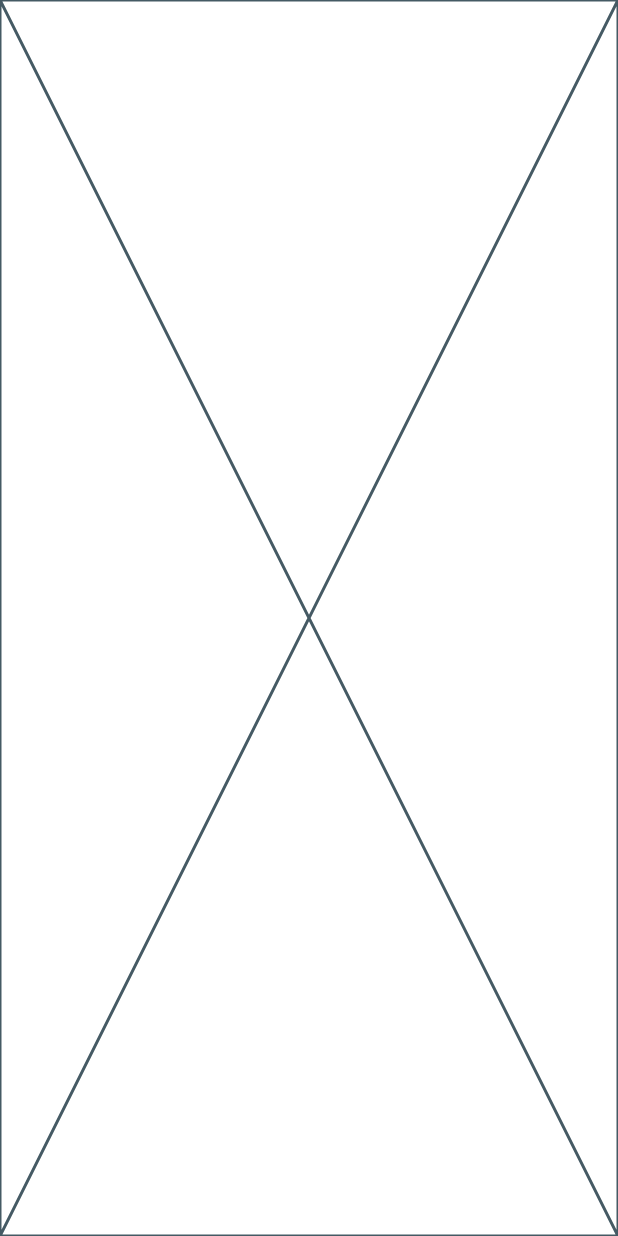
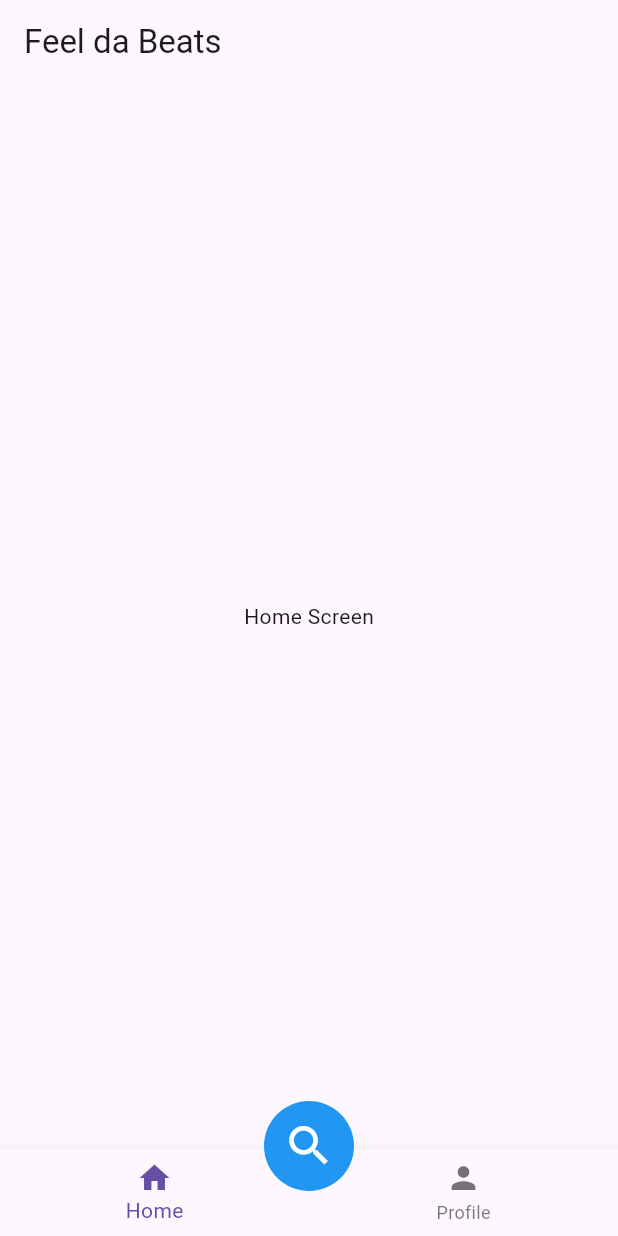
Before and after one commit to Stillante-Peruro/Feel-da-Beats, a Flutter app: the screen it shows after launch, on a phone screen of 412 x 824 dp. Run offline on Flutter 3.47's test engine with Material 3 defaults, Android fonts, the light colour scheme and no system bars.

Commit message:
bikin home page

```diff
--- a/lib/main.dart
+++ b/lib/main.dart
@@ -5,27 +5,235 @@
 }
 
 class MyApp extends StatelessWidget {
-  const MyApp({super.key});
+  const MyApp({Key? key}) : super(key: key);
 
-  // This widget is the root of your application.
   @override
   Widget build(BuildContext context) {
     return MaterialApp(
       title: 'Feel da Beats',
       theme: ThemeData(
-        colorScheme: ColorScheme.fromSeed(seedColor: Colors.deepPurple),
-        useMaterial3: true,
+        primarySwatch: Colors.cyan,
       ),
       home: const MyHomePage(),
     );
   }
 }
 
-class MyHomePage extends StatelessWidget {
-  const MyHomePage({super.key});
+class MyHomePage extends StatefulWidget {
+  const MyHomePage({Key? key}) : super(key: key);
+
+  @override
+  State<MyHomePage> createState() => _MyHomePageState();
+}
+
+class _MyHomePageState extends State<MyHomePage> {
+  int _currentIndex = 0;
+  bool _isSearchActive = false;
 
   @override
   Widget build(BuildContext context) {
-    return const Placeholder();
+    return Scaffold(
+      appBar: AppBar(
+        title: Text('Feel da Beats'),
+      ),
+      body: _getTabContent(_currentIndex),
+      bottomNavigationBar: BottomNavigationBar(
+        currentIndex: _currentIndex,
+        onTap: _onTabTapped,
+        items: [
+          BottomNavigationBarItem(icon: Icon(Icons.home), label: 'Home'),
+          BottomNavigationBarItem(icon: Icon(Icons.person), label: 'Profile'),
+        ],
+      ),
+      floatingActionButton: Stack(
+        children: [
+          if (_isSearchActive) _buildSearchIcons(),
+          _buildSearchButton(),
+        ],
+      ),
+      floatingActionButtonLocation: FloatingActionButtonLocation.centerDocked,
+    );
+  }
+
+  Widget _getTabContent(int index) {
+    switch (index) {
+      case 0:
+        return HomeScreen(); // Widget untuk konten halaman Home
+      case 1:
+        return ProfileScreen(); // Widget untuk konten halaman Profile
+      default:
+        return Container(); // Atau widget default jika indeks tidak ditemukan
+    }
+  }
+
+  Widget _buildSearchButton() {
+    return Positioned(
+      bottom: 30,
+      left: 0,
+      right: 0,
+      child: GestureDetector(
+        onTap: () {
+          setState(() {
+            _isSearchActive = !_isSearchActive;
+          });
+        },
+        child: Container(
+          height: 60,
+          width: 60,
+          decoration: BoxDecoration(
+            shape: BoxShape.circle,
+            color: Colors.blue,
+          ),
+          child: Center(
+            child: Icon(
+              Icons.search,
+              color: Colors.white,
+              size: 35,
+            ),
+          ),
+        ),
+      ),
+    );
+  }
+
+  Widget _buildSearchIcons() {
+    return AnimatedPositioned(
+      duration: const Duration(milliseconds: 6000),
+      curve: Curves.easeInOut,
+      bottom: _isSearchActive ? 80 : 0,
+      left: 0,
+      right: 0,
+      child: Container(
+        height: 100,
+        width: 100,
+        child: Row(
+          mainAxisAlignment: MainAxisAlignment.spaceEvenly,
+          children: [
+            Container(
+              height: 50,
+              width: 50,
+              decoration: BoxDecoration(
+                shape: BoxShape.circle,
+                color: Colors.cyan,
+              ),
+              child: IconButton(
+                icon: Icon(Icons.search, color: Colors.white),
+                onPressed: () {
+                  // Handle action for search icon
+                  Navigator.push(
+                    context,
+                    MaterialPageRoute(builder: (context) => SearchPage()),
+                  );
+                },
+              ),
+            ),
+            Container(
+              height: 50,
+              width: 50,
+              decoration: BoxDecoration(
+                shape: BoxShape.circle,
+                color: Colors.cyan,
+              ),
+              child: IconButton(
+                icon: Icon(Icons.emoji_emotions, color: Colors.white),
+                onPressed: () {
+                  // Handle action for search icon
+                  Navigator.push(
+                    context,
+                    MaterialPageRoute(builder: (context) => EmojiPage()),
+                  );
+                },
+              ),
+            ),
+            Container(
+              height: 50,
+              width: 50,
+              decoration: BoxDecoration(
+                shape: BoxShape.circle,
+                color: Colors.cyan,
+              ),
+              child: IconButton(
+                icon: Icon(Icons.music_note, color: Colors.white),
+                onPressed: () {
+                  // Handle action for search icon
+                  Navigator.push(
+                    context,
+                    MaterialPageRoute(builder: (context) => MusicPage()),
+                  );
+                },
+              ),
+            ),
+          ],
+        ),
+      ),
+    );
+  }
+
+  void _onTabTapped(int index) {
+    setState(() {
+      _currentIndex = index; // Update indeks saat tab lainnya dipilih
+      _isSearchActive =
+          false; // Nonaktifkan ikon tambahan saat tab lainnya dipilih
+    });
   }
 }
+
+class HomeScreen extends StatelessWidget {
+  @override
+  Widget build(BuildContext context) {
+    return Center(
+      child: Text('Home Screen'),
+    );
+  }
+}
+
+class ProfileScreen extends StatelessWidget {
+  @override
+  Widget build(BuildContext context) {
+    return Center(
+      child: Text('Profile Screen'),
+    );
+  }
+}
+
+class SearchPage extends StatelessWidget {
+  @override
+  Widget build(BuildContext context) {
+    return Scaffold(
+      appBar: AppBar(
+        title: Text('Search Page'),
+      ),
+      body: Center(
+        child: Text('Search Page'),
+      ),
+    );
+  }
+}
+
+class EmojiPage extends StatelessWidget {
+  @override
+  Widget build(BuildContext context) {
+    return Scaffold(
+      appBar: AppBar(
+        title: Text('Emoji Page'),
+      ),
+      body: Center(
+        child: Text('Emoji Page'),
+      ),
+    );
+  }
+}
+
+class MusicPage extends StatelessWidget {
+  @override
+  Widget build(BuildContext context) {
+    return Scaffold(
+      appBar: AppBar(
+        title: Text('Music Page'),
+      ),
+      body: Center(
+        child: Text('Music Page'),
+      ),
+    );
+  }
+}
```
